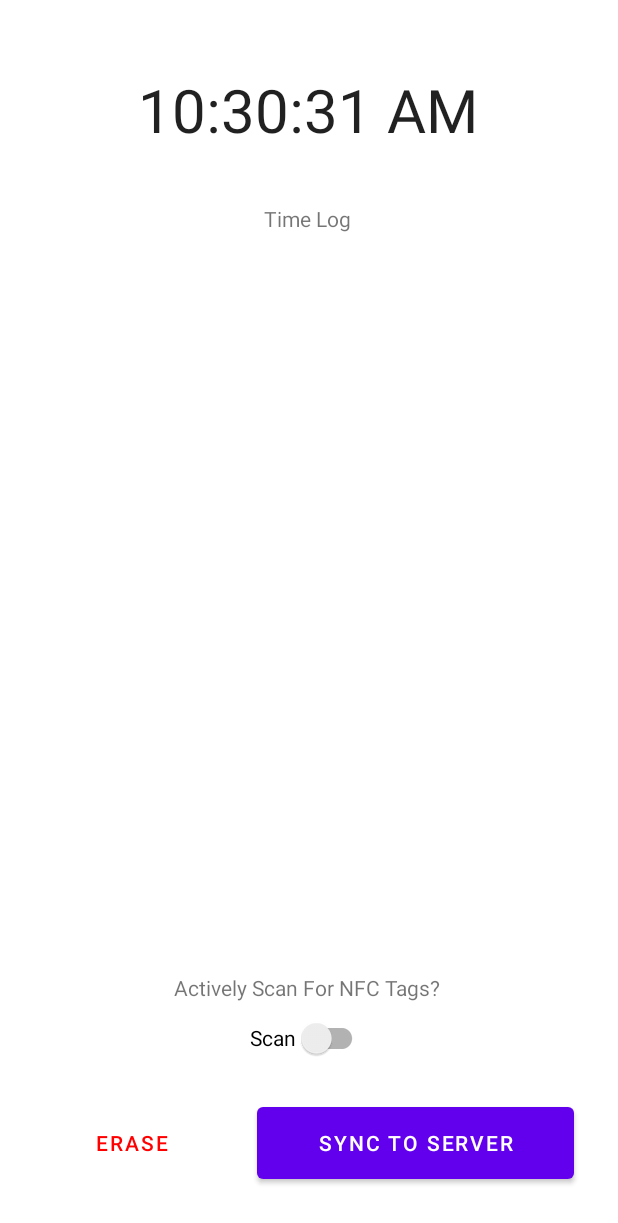
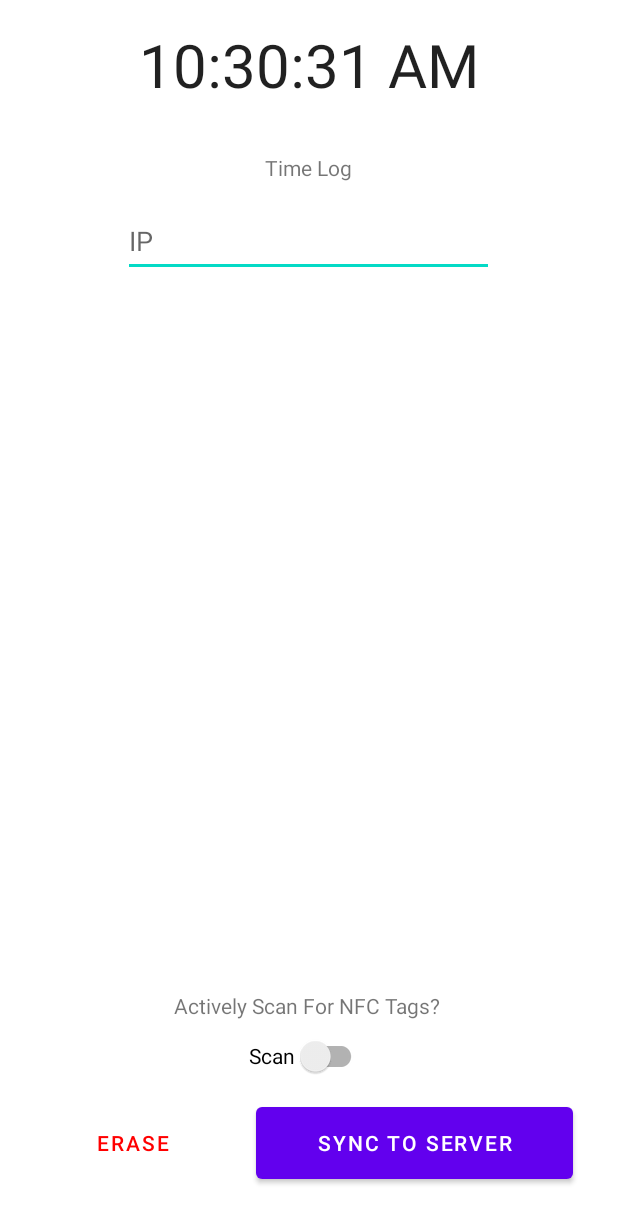
Before and after one commit to eeneg/split, an Android app: the fragment ScanFragment shown on its own in the app's theme, after a tap on "SYNC TO SERVER", on a phone screen of 412 x 824 dp. Shown: the top 1223 px of the screen. Run offline under Robolectric (Android 15) with nearby library versions, the phone set to English and light mode, and no system bars; our stand-ins replace Room's generated code, Volley, navigation-ui; 1 statement that could not run was skipped.

Commit message:
scan fragment

```diff
--- a/app/src/main/java/com/example/split/ProfileFragment.kt
+++ b/app/src/main/java/com/example/split/ProfileFragment.kt
@@ -72,18 +72,13 @@ class ProfileFragment : Fragment() {
 
         val id = sharedPref.getString("id", null).toString()
 
-        val options = ScanOptions()
-        options.setPrompt("Scan qr code")
-        options.setBeepEnabled(true)
-
-
         val tokenDb = database.getToken(id)
         if(tokenDb?.moveToFirst() == true){
-            val tokenValue = tokenDb.getString(tokenDb.getColumnIndex("token")).toString()
-            if(tokenValue != "null"){
+            val tokenValue = tokenDb.getString(tokenDb.getColumnIndex("token"))
+            if(tokenValue != null){
                 token.text = "******${tokenValue.substring(tokenValue.length - 4)}"
             }else{
-                token.text = ""
+                token.text = "NO TOKEN"
             }
         }
 
@@ -99,7 +94,10 @@ class ProfileFragment : Fragment() {
         }
 
         addToken.setOnClickListener {
-            qrCode.launch(ScanOptions())
+            val options = ScanOptions()
+            options.setPrompt("Scan qr code")
+            options.setBeepEnabled(true)
+            qrCode.launch(options)
         }
 
         saveNameBtn.setOnClickListener{
--- a/app/src/main/java/com/example/split/ScanFragment.kt
+++ b/app/src/main/java/com/example/split/ScanFragment.kt
@@ -9,8 +9,10 @@ import android.view.LayoutInflater
 import android.view.View
 import android.view.ViewGroup
 import android.widget.Button
+import android.widget.EditText
 import android.widget.TextClock
 import android.widget.TextView
+import android.widget.Toast
 import androidx.appcompat.widget.SwitchCompat
 import androidx.fragment.app.Fragment
 import androidx.fragment.app.viewModels
@@ -35,6 +37,7 @@ class ScanFragment : Fragment(){
     private lateinit var switchScan : SwitchCompat
     private lateinit var data: RecyclerView
     private lateinit var deleteAll: Button
+    private lateinit var ipField : EditText
 
     private lateinit var sync: Button
 
@@ -58,6 +61,7 @@ class ScanFragment : Fragment(){
         sync = view.findViewById(R.id.syncButton)
         switchScan = view.findViewById(R.id.switch1)
         data = view.findViewById(R.id.list)
+        ipField = view.findViewById(R.id.ipField)
         deleteAll = view.findViewById(R.id.deleteAllBtn)
 
         sharedPref = activity?.getSharedPreferences("key", Context.MODE_PRIVATE)!!
@@ -100,7 +104,11 @@ class ScanFragment : Fragment(){
         sync.setOnClickListener {
 //            val log = TimeLog("0001", LocalDateTime.now().format(DateTimeFormatter.ofPattern("HH:mm:ss")).toString())
 //            timeLogViewModel.insert(log)
-            queue.add(stringRequest)
+            if(ipField.text.isEmpty()){
+                Toast.makeText(activity, "Empty URL", Toast.LENGTH_SHORT).show()
+            }else{
+                queue.add(stringRequest)
+            }
         }
 
         deleteAll.setOnClickListener {
--- a/app/src/main/res/layout/fragment_scan_n_f_c.xml
+++ b/app/src/main/res/layout/fragment_scan_n_f_c.xml
@@ -1,18 +1,21 @@
 <?xml version="1.0" encoding="utf-8"?>
-<androidx.constraintlayout.widget.ConstraintLayout xmlns:android="http://schemas.android.com/apk/res/android"
+<LinearLayout xmlns:android="http://schemas.android.com/apk/res/android"
     xmlns:app="http://schemas.android.com/apk/res-auto"
     xmlns:tools="http://schemas.android.com/tools"
     android:id="@+id/scanNFCFragment"
     android:tag="scanNFCFragmentTag"
     android:layout_width="match_parent"
     android:layout_height="match_parent"
-    tools:context=".ScanFragment">
+    tools:context=".ScanFragment"
+    android:gravity="center"
+    android:orientation="vertical">
 
     <TextClock
         android:id="@+id/textClock"
         android:layout_width="wrap_content"
         android:layout_height="wrap_content"
-        android:layout_marginTop="46dp"
+        android:layout_marginTop="16dp"
+        android:layout_marginBottom="16dp"
         android:format12Hour="hh:mm:ss a"
         android:textSize="40sp"
         app:layout_constraintEnd_toEndOf="parent"
@@ -24,23 +27,38 @@
         android:id="@+id/textView2"
         android:layout_width="wrap_content"
         android:layout_height="wrap_content"
-        android:layout_marginTop="36dp"
+        android:layout_marginTop="16dp"
+        android:layout_marginBottom="16dp"
         android:text="@string/timeLog"
         app:layout_constraintEnd_toEndOf="parent"
-        app:layout_constraintHorizontal_bias="0.497"
         app:layout_constraintStart_toStartOf="parent"
         app:layout_constraintTop_toBottomOf="@+id/textClock" />
 
+    <EditText
+        android:id="@+id/ipField"
+        android:layout_width="247dp"
+        android:layout_height="47dp"
+        android:ems="10"
+        android:layout_marginBottom="16dp"
+        android:hint="@string/ip"
+        android:inputType="text"
+        app:layout_constraintBottom_toTopOf="@+id/list"
+        app:layout_constraintEnd_toEndOf="parent"
+        app:layout_constraintStart_toStartOf="parent" />
+
     <androidx.recyclerview.widget.RecyclerView
         android:id="@+id/list"
-        android:layout_width="354dp"
-        android:layout_height="382dp"
-        android:layout_marginTop="16dp"
+        android:layout_width="351dp"
+        android:layout_height="357dp"
+        app:layoutManager="androidx.recyclerview.widget.LinearLayoutManager"
         app:layout_constraintEnd_toEndOf="parent"
-        app:layout_constraintHorizontal_bias="0.491"
         app:layout_constraintStart_toStartOf="parent"
-        app:layout_constraintTop_toBottomOf="@+id/textView2"
-        app:layoutManager="androidx.recyclerview.widget.LinearLayoutManager"/>
+        tools:ignore="MissingConstraints"
+        tools:layout_editor_absoluteY="211dp" />
+
+    <androidx.constraintlayout.widget.ConstraintLayout
+        android:layout_width="match_parent"
+        android:layout_height="match_parent">
 
         <TextView
             android:id="@+id/textView4"
@@ -51,18 +69,18 @@
             app:layout_constraintEnd_toEndOf="parent"
             app:layout_constraintHorizontal_bias="0.497"
             app:layout_constraintStart_toStartOf="parent"
-        app:layout_constraintTop_toBottomOf="@+id/list"
-        app:layout_constraintVertical_bias="1.0" />
+            app:layout_constraintVertical_bias="0.709" />
 
         <androidx.appcompat.widget.SwitchCompat
             android:id="@+id/switch1"
             android:layout_width="wrap_content"
             android:layout_height="wrap_content"
-        android:layout_marginBottom="16dp"
+            android:layout_marginBottom="4dp"
+            android:checked="false"
             android:text="@string/scan"
-        android:checked="false"
             app:layout_constraintBottom_toTopOf="@+id/syncButton"
             app:layout_constraintEnd_toEndOf="parent"
+            app:layout_constraintHorizontal_bias="0.498"
             app:layout_constraintStart_toStartOf="parent"
             tools:ignore="UseSwitchCompatOrMaterialXml" />
 
@@ -75,22 +93,22 @@
             app:layout_constraintBottom_toBottomOf="parent"
 
             app:layout_constraintEnd_toEndOf="parent"
-        app:layout_constraintHorizontal_bias="0.855"
+            app:layout_constraintHorizontal_bias="0.85"
             app:layout_constraintStart_toStartOf="parent" />
 
         <Button
             android:id="@+id/deleteAllBtn"
-        android:layout_width="wrap_content"
+            android:layout_width="97dp"
             android:layout_height="60dp"
             android:background="?android:attr/selectableItemBackground"
             android:text="@string/erase"
             android:textColor="@color/red"
             app:layout_constraintBottom_toBottomOf="parent"
             app:layout_constraintEnd_toStartOf="@+id/syncButton"
-        app:layout_constraintHorizontal_bias="0.518"
+            app:layout_constraintHorizontal_bias="0.54"
             app:layout_constraintStart_toStartOf="parent"
             app:layout_constraintTop_toBottomOf="@+id/switch1"
-        app:layout_constraintVertical_bias="0.333" />
+            app:layout_constraintVertical_bias="0.108" />
+    </androidx.constraintlayout.widget.ConstraintLayout>
 
-
-</androidx.constraintlayout.widget.ConstraintLayout>
+</LinearLayout>
--- a/app/src/main/res/values/strings.xml
+++ b/app/src/main/res/values/strings.xml
@@ -43,6 +43,7 @@
     <string name="token">Token</string>
     <string name="add_token">Add Token</string>
     <string name="erase">Erase</string>
+    <string name="ip">IP</string>
 
     <string-array name="action">
         <item>Edit</item>
```
Lines whose indentation alone changed are shown as unchanged.
